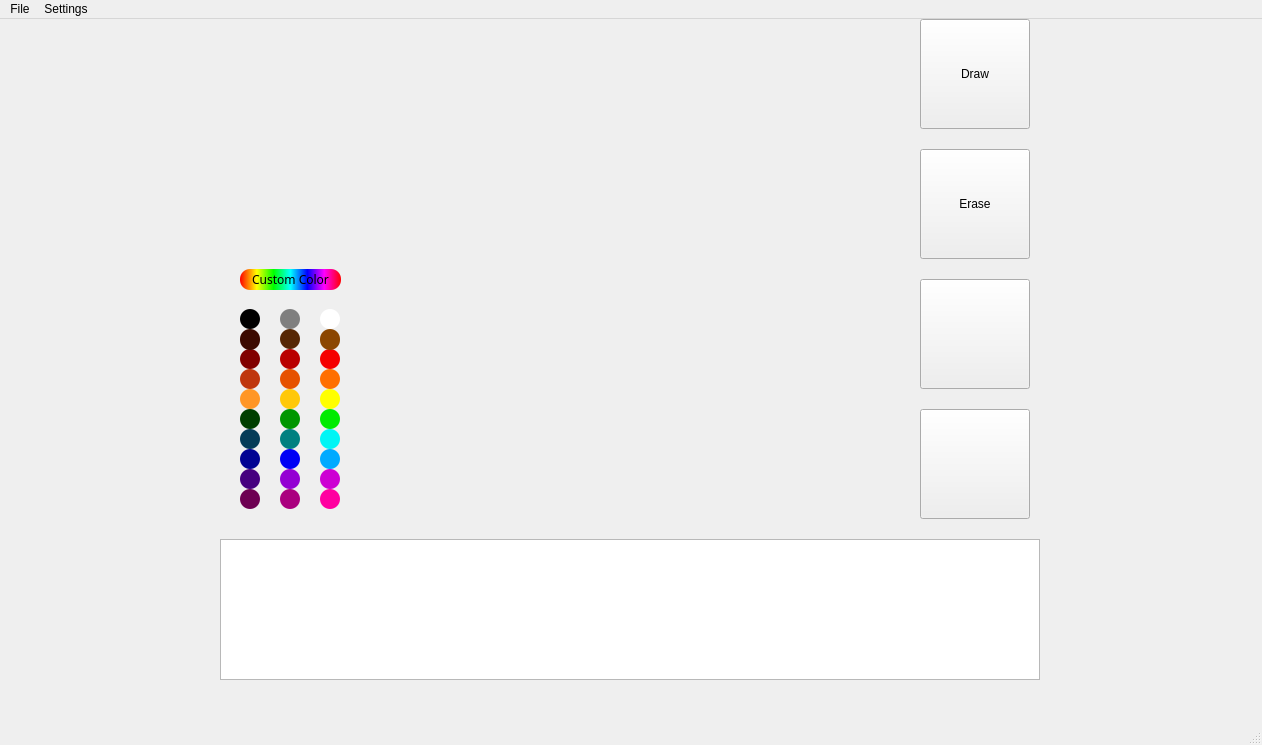
Before: the Qt Designer form SpriteEditor/mainwindow.ui in 00Calvin00/Git-Happens, drawn with Qt 5.
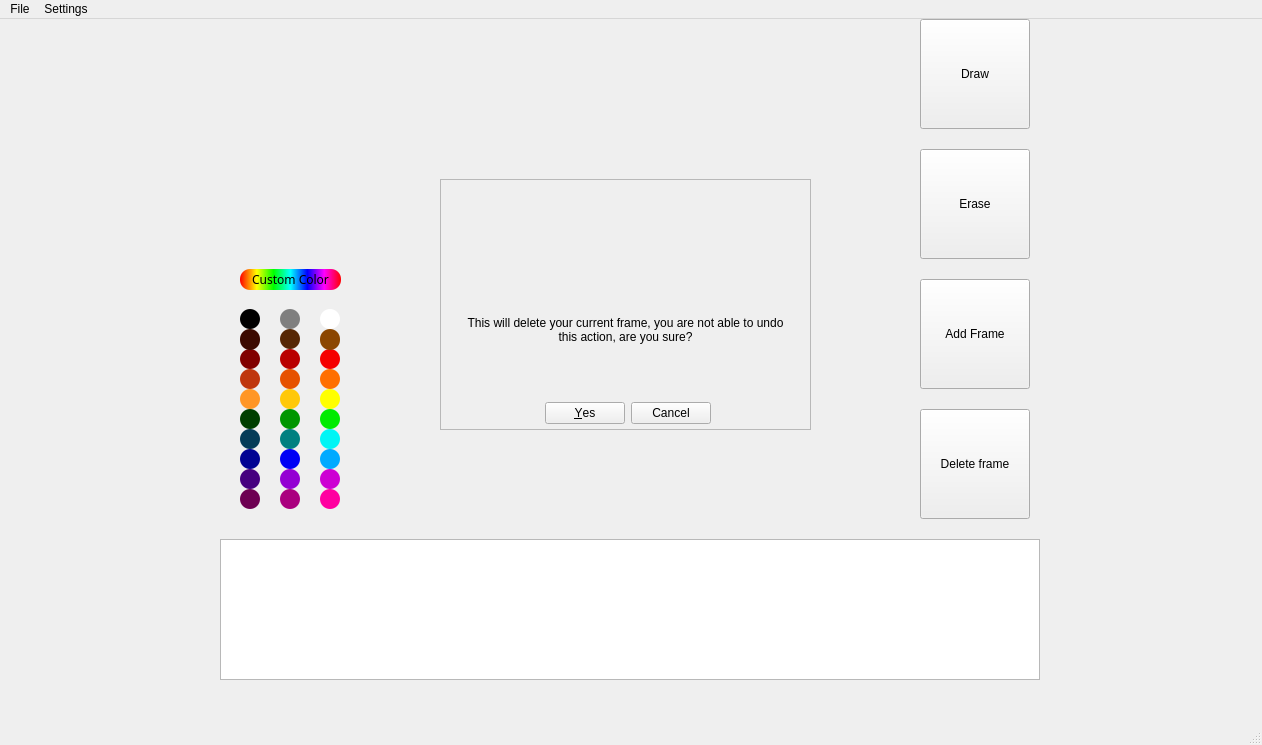
After: the same form once the commit is applied. Custom widgets are drawn as their Qt base class.

Commit message:
Hooked up class to UI and implemented it all properly
Has classes and vars and so on. Should work right now, though I dont
know why it doenst save the current state of the frame before moving on
but that is a future me problem. As of right now it should be good to go
for use any anything and everything. I ran into some pretty big issues
but I sorted them out so we are doing pretty good now.

```diff
--- a/SpriteEditor/mainwindow.ui
+++ b/SpriteEditor/mainwindow.ui
@@ -707,7 +707,7 @@
      </rect>
     </property>
     <property name="text">
-     <string/>
+     <string>Add Frame</string>
     </property>
    </widget>
    <widget class="QToolButton" name="toolButton_4">
@@ -720,7 +720,7 @@
      </rect>
     </property>
     <property name="text">
-     <string/>
+     <string>Delete frame</string>
     </property>
    </widget>
    <widget class="Canvas" name="uiCanvas" native="true">
@@ -733,6 +733,54 @@
      </rect>
     </property>
    </widget>
+   <widget class="QFrame" name="deleteFramePopUp">
+    <property name="geometry">
+     <rect>
+      <x>440</x>
+      <y>160</y>
+      <width>371</width>
+      <height>251</height>
+     </rect>
+    </property>
+    <property name="frameShape">
+     <enum>QFrame::Shape::StyledPanel</enum>
+    </property>
+    <property name="frameShadow">
+     <enum>QFrame::Shadow::Raised</enum>
+    </property>
+    <widget class="QDialogButtonBox" name="deleteConfirmation">
+     <property name="geometry">
+      <rect>
+       <x>100</x>
+       <y>220</y>
+       <width>171</width>
+       <height>29</height>
+      </rect>
+     </property>
+     <property name="standardButtons">
+      <set>QDialogButtonBox::StandardButton::Cancel|QDialogButtonBox::StandardButton::Yes</set>
+     </property>
+    </widget>
+    <widget class="QLabel" name="DeleteFrameMessage">
+     <property name="geometry">
+      <rect>
+       <x>20</x>
+       <y>110</y>
+       <width>331</width>
+       <height>81</height>
+      </rect>
+     </property>
+     <property name="text">
+      <string>This will delete your current frame, you are not able to undo this action, are you sure?</string>
+     </property>
+     <property name="alignment">
+      <set>Qt::AlignmentFlag::AlignCenter</set>
+     </property>
+     <property name="wordWrap">
+      <bool>true</bool>
+     </property>
+    </widget>
+   </widget>
    <zorder>animationPreview</zorder>
    <zorder>animationPreviewOptions</zorder>
    <zorder>colorSelector</zorder>
```
Left out of the diff: 15 changed lines with no effect on the pictures. The commit also changes 4 other files.
